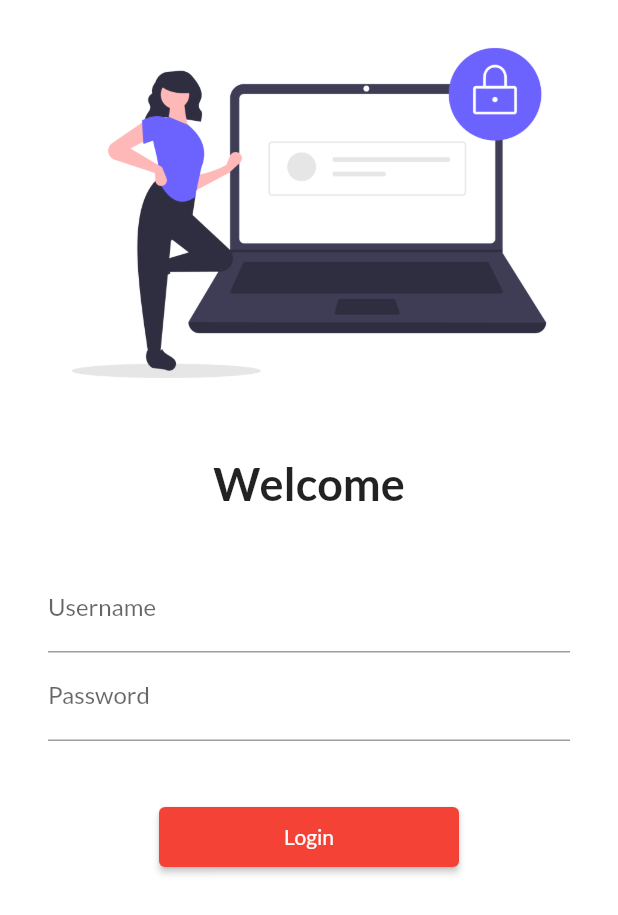
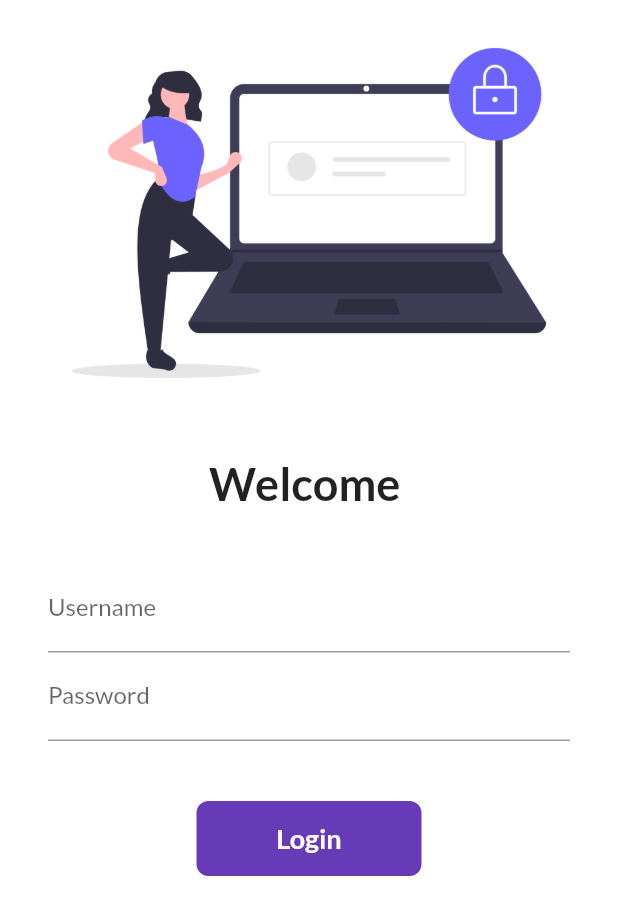
Before and after one commit to amarjitsingh52922/flutterlearn, a Flutter app: the screen it shows after launch, on a phone screen of 412 x 824 dp. Shown: the top 915 px of the screen. Run offline on Flutter 3.47's test engine with Material 2 defaults, Android fonts, the phone set to English and light mode, and no system bars; our stand-ins replace google_fonts.

Commit message:
day6 completed

```diff
--- a/lib/pages/login_page.dart
+++ b/lib/pages/login_page.dart
@@ -1,9 +1,16 @@
 import 'package:firstapp/utils/routes.dart';
 import 'package:flutter/material.dart';
 
-class LoginPage extends StatelessWidget {
+class LoginPage extends StatefulWidget {
   const LoginPage({Key? key}) : super(key: key);
 
+  @override
+  _LoginPageState createState() => _LoginPageState();
+}
+
+class _LoginPageState extends State<LoginPage> {
+  String name = "";
+  bool changeButton = false;
   @override
   Widget build(BuildContext context) {
     return Material(
@@ -19,7 +26,7 @@ class LoginPage extends StatelessWidget {
               height: 20,
             ),
             Text(
-              "Welcome",
+              "Welcome $name",
               style: TextStyle(
                 fontSize: 30,
                 fontWeight: FontWeight.bold,
@@ -36,6 +43,10 @@ class LoginPage extends StatelessWidget {
                   TextFormField(
                     decoration: InputDecoration(
                         hintText: "Enter Username", labelText: "Username"),
+                    onChanged: (value) {
+                      name = value;
+                      setState(() {});
+                    },
                   ),
                   TextFormField(
                     obscureText: true,
@@ -45,13 +56,42 @@ class LoginPage extends StatelessWidget {
                   SizedBox(
                     height: 40,
                   ),
-                  ElevatedButton(
-                    onPressed: () {
+                  // ElevatedButton(
+                  //   onPressed: () {
+                  //     Navigator.pushNamed(context, MyRoutes.homeRoute);
+                  //   },
+                  //   style: TextButton.styleFrom(minimumSize: Size(200, 40)),
+                  //   child: Text("Login"),
+                  // )
+                  InkWell(
+                    onTap: () async {
+                      setState(() {
+                        changeButton = true;
+                      });
+
+                      await Future.delayed(Duration(seconds: 1));
                       Navigator.pushNamed(context, MyRoutes.homeRoute);
                     },
-                    style: TextButton.styleFrom(minimumSize: Size(200, 40)),
-                    child: Text("Login"),
-                  )
+                    child: AnimatedContainer(
+                      duration: Duration(seconds: 1),
+                      width: changeButton ? 50 : 150,
+                      height: 50,
+                      alignment: Alignment.center,
+                      decoration: BoxDecoration(
+                          color: Colors.deepPurple,
+                          borderRadius:
+                              BorderRadius.circular(changeButton ? 50 : 8.0)),
+                      child: changeButton
+                          ? Icon(Icons.done, color: Colors.white)
+                          : Text(
+                              "Login",
+                              style: TextStyle(
+                                  color: Colors.white,
+                                  fontWeight: FontWeight.bold,
+                                  fontSize: 18.0),
+                            ),
+                    ),
+                  ),
                 ],
               ),
             )
```
